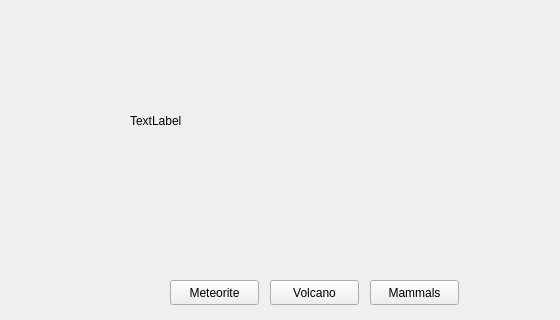
Qt form hubwindow.ui (robertche54/a8-an-educational-app-f18) before a commit; both pictures show x 0 to 560 and y 0 to 320 of the 800 by 600 pixel window.
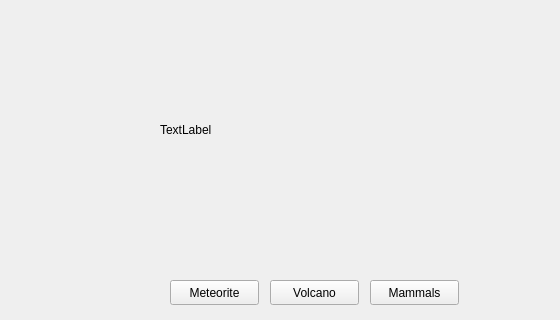
The same form after that commit.

The edit to the form file:
```diff
--- a/hubwindow.ui
+++ b/hubwindow.ui
@@ -56,10 +56,10 @@
    <widget class="QLabel" name="titleLabel">
     <property name="geometry">
      <rect>
-      <x>130</x>
-      <y>20</y>
-      <width>381</width>
-      <height>201</height>
+      <x>160</x>
+      <y>40</y>
+      <width>320</width>
+      <height>180</height>
      </rect>
     </property>
     <property name="text">
```
